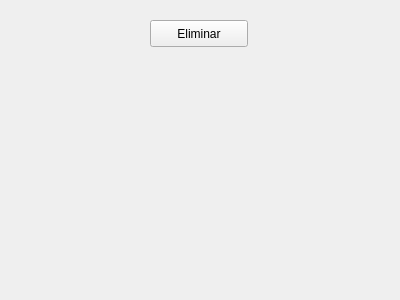
jandy92/ProyectoTallerCine, file Peliculas/Peliculas.ui: the form before one commit.
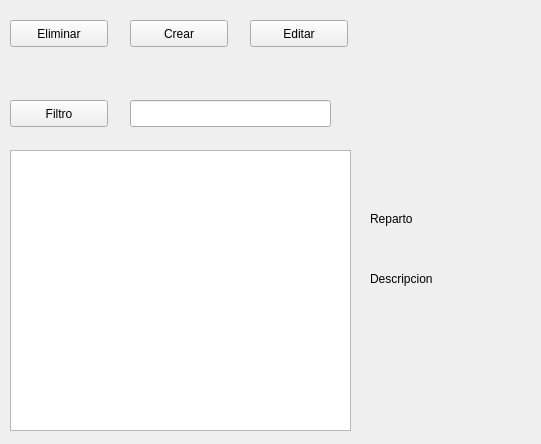
The form after the commit.

Commit message: Editar actores corregido y Peliculas re-hecho

Patch:
```diff
--- a/Peliculas/Peliculas.ui
+++ b/Peliculas/Peliculas.ui
@@ -6,28 +6,17 @@
    <rect>
     <x>0</x>
     <y>0</y>
-    <width>400</width>
-    <height>300</height>
+    <width>541</width>
+    <height>444</height>
    </rect>
   </property>
   <property name="windowTitle">
    <string>Form</string>
   </property>
-  <widget class="QWidget" name="gridLayoutWidget">
+  <widget class="QPushButton" name="boton_eliminar_pelicula">
    <property name="geometry">
     <rect>
-     <x>20</x>
-     <y>70</y>
-     <width>361</width>
-     <height>211</height>
-    </rect>
-   </property>
-   <layout class="QGridLayout" name="gridLayout"/>
-  </widget>
-  <widget class="QPushButton" name="pushButton_3">
-   <property name="geometry">
-    <rect>
-     <x>150</x>
+     <x>10</x>
      <y>20</y>
      <width>98</width>
      <height>27</height>
@@ -37,6 +26,142 @@
     <string>Eliminar</string>
    </property>
   </widget>
+  <widget class="QPushButton" name="boton_editar_pelicula_">
+   <property name="geometry">
+    <rect>
+     <x>250</x>
+     <y>20</y>
+     <width>98</width>
+     <height>27</height>
+    </rect>
+   </property>
+   <property name="text">
+    <string>Editar</string>
+   </property>
+  </widget>
+  <widget class="QPushButton" name="boton_crear_pelicula">
+   <property name="geometry">
+    <rect>
+     <x>130</x>
+     <y>20</y>
+     <width>98</width>
+     <height>27</height>
+    </rect>
+   </property>
+   <property name="text">
+    <string>Crear</string>
+   </property>
+  </widget>
+  <widget class="QPushButton" name="boton_filtro_actor">
+   <property name="geometry">
+    <rect>
+     <x>10</x>
+     <y>100</y>
+     <width>98</width>
+     <height>27</height>
+    </rect>
+   </property>
+   <property name="text">
+    <string>Filtro</string>
+   </property>
+  </widget>
+  <widget class="QLineEdit" name="filtro_actor">
+   <property name="geometry">
+    <rect>
+     <x>130</x>
+     <y>100</y>
+     <width>201</width>
+     <height>27</height>
+    </rect>
+   </property>
+  </widget>
+  <widget class="QLabel" name="descripcion">
+   <property name="geometry">
+    <rect>
+     <x>370</x>
+     <y>270</y>
+     <width>141</width>
+     <height>17</height>
+    </rect>
+   </property>
+   <property name="text">
+    <string>Descripcion</string>
+   </property>
+  </widget>
+  <widget class="QLabel" name="label_descripcion">
+   <property name="geometry">
+    <rect>
+     <x>370</x>
+     <y>290</y>
+     <width>141</width>
+     <height>131</height>
+    </rect>
+   </property>
+   <property name="text">
+    <string/>
+   </property>
+   <property name="scaledContents">
+    <bool>false</bool>
+   </property>
+   <property name="alignment">
+    <set>Qt::AlignCenter</set>
+   </property>
+   <property name="wordWrap">
+    <bool>true</bool>
+   </property>
+  </widget>
+  <widget class="QLabel" name="label_reparto">
+   <property name="geometry">
+    <rect>
+     <x>370</x>
+     <y>230</y>
+     <width>41</width>
+     <height>41</height>
+    </rect>
+   </property>
+   <property name="text">
+    <string/>
+   </property>
+  </widget>
+  <widget class="QLabel" name="reparto">
+   <property name="geometry">
+    <rect>
+     <x>370</x>
+     <y>210</y>
+     <width>131</width>
+     <height>17</height>
+    </rect>
+   </property>
+   <property name="text">
+    <string>Reparto</string>
+   </property>
+  </widget>
+  <widget class="QLabel" name="label_imagen">
+   <property name="geometry">
+    <rect>
+     <x>380</x>
+     <y>20</y>
+     <width>141</width>
+     <height>181</height>
+    </rect>
+   </property>
+   <property name="text">
+    <string/>
+   </property>
+   <property name="scaledContents">
+    <bool>true</bool>
+   </property>
+  </widget>
+  <widget class="QTableView" name="grilla">
+   <property name="geometry">
+    <rect>
+     <x>10</x>
+     <y>150</y>
+     <width>341</width>
+     <height>281</height>
+    </rect>
+   </property>
+  </widget>
  </widget>
  <resources/>
  <connections/>
```
Left out of the diff: 6 changed lines with no effect on the pictures. The commit also changes 60 other files.
